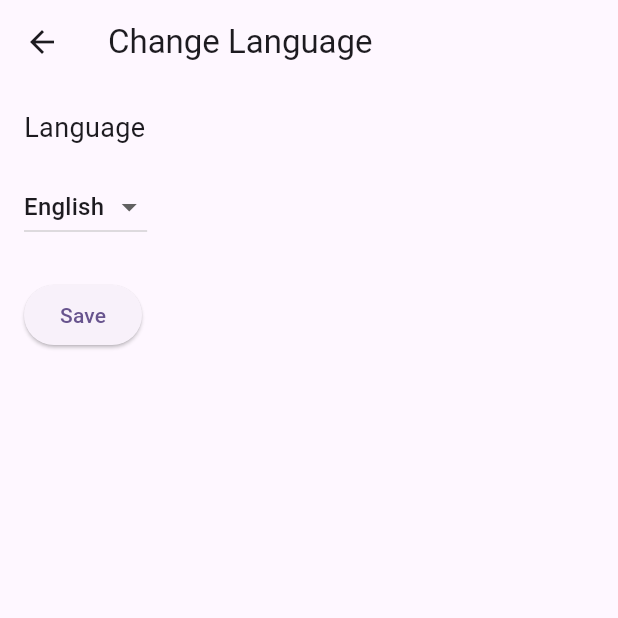
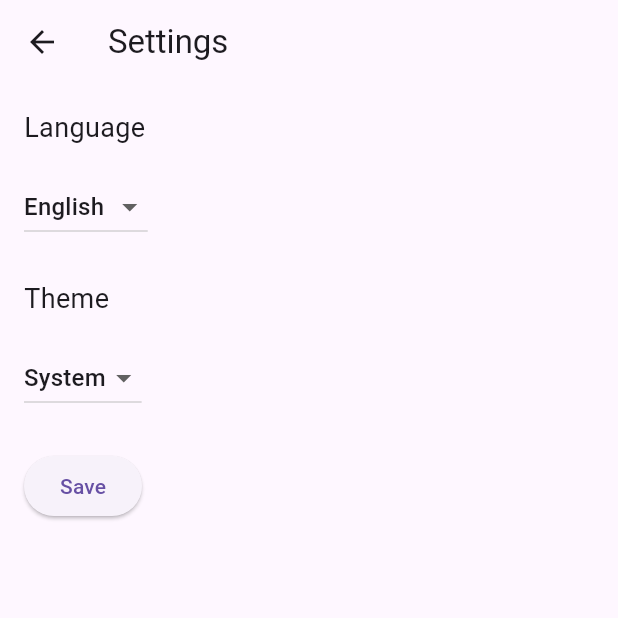
Before and after one commit to RSSerna/za_warudo, a Flutter app: the screen it shows after launch, after a tap on the "language" icon, on a phone screen of 412 x 824 dp, the top half of it. Run offline on Flutter 3.47's test engine with Material 3 defaults, Android fonts, the phone set to English and light mode, and no system bars; our stand-ins replace audioplayers, shared_preferences, vibration; missing offline and left inert: torch_light; generated files the repository leaves out were written again.

Commit message:
Added Themes to App

```diff
--- a/lib/l10n/app_en.arb
+++ b/lib/l10n/app_en.arb
@@ -31,5 +31,12 @@
     "changeLanguage": "Change Language",
     "save": "Save",
     "language": "Language",
+    "settings": "Settings",
+    "theme": "Theme",
+    "light": "Light",
+    "dark": "Dark",
+    "system": "System",
+    "english": "English",
+    "spanish": "Spanish",
     "timeRemaining": "Time Remaining"
 }
--- a/lib/l10n/app_es.arb
+++ b/lib/l10n/app_es.arb
@@ -31,5 +31,12 @@
     "changeLanguage": "Cambiar idioma",
     "save": "Guardar",
     "language": "Idioma",
+    "settings": "Ajustes",
+    "theme": "Tema",
+    "light": "Claro",
+    "dark": "Oscuro",
+    "system": "Sistema",
+    "english": "Inglés",
+    "spanish": "Español",
     "timeRemaining": "Tiempo restante"
 }
--- a/lib/language_settings_screen.dart
+++ /dev/null
@@ -1,69 +0,0 @@
-import 'package:flutter/material.dart';
-import 'package:flutter_gen/gen_l10n/app_localizations.dart';
-import 'package:provider/provider.dart';
-import 'package:za_warudo/settings_provider.dart';
-
-class LanguageSettingsScreen extends StatefulWidget {
-  const LanguageSettingsScreen({super.key});
-
-  @override
-  State<LanguageSettingsScreen> createState() => _LanguageSettingsScreenState();
-}
-
-class _LanguageSettingsScreenState extends State<LanguageSettingsScreen> {
-  Locale? _selectedLocale;
-
-  @override
-  void initState() {
-    super.initState();
-    final settings = Provider.of<SettingsProvider>(context, listen: false);
-    _selectedLocale = settings.locale ?? const Locale('en');
-  }
-
-  @override
-  Widget build(BuildContext context) {
-    final loc = AppLocalizations.of(context)!;
-    final settings = Provider.of<SettingsProvider>(context);
-    return Scaffold(
-      appBar: AppBar(title: Text(loc.changeLanguage)),
-      body: Padding(
-        padding: const EdgeInsets.all(16.0),
-        child: Column(
-          crossAxisAlignment: CrossAxisAlignment.start,
-          children: [
-            Text(loc.language, style: const TextStyle(fontSize: 18)),
-            const SizedBox(height: 16),
-            DropdownButton<Locale>(
-              value: _selectedLocale,
-              items: const [
-                DropdownMenuItem(
-                  value: Locale('en'),
-                  child: Text('English'),
-                ),
-                DropdownMenuItem(
-                  value: Locale('es'),
-                  child: Text('Español'),
-                ),
-              ],
-              onChanged: (locale) {
-                setState(() {
-                  _selectedLocale = locale;
-                });
-              },
-            ),
-            const SizedBox(height: 24),
-            ElevatedButton(
-              onPressed: () async {
-                if (_selectedLocale != null) {
-                  await settings.setLocale(_selectedLocale!);
-                  if (mounted) Navigator.pop(context);
-                }
-              },
-              child: Text(loc.save),
-            ),
-          ],
-        ),
-      ),
-    );
-  }
-}
--- a/lib/main.dart
+++ b/lib/main.dart
@@ -4,19 +4,22 @@ import 'package:flutter_localizations/flutter_localizations.dart';
 import 'package:provider/provider.dart';
 import 'package:za_warudo/alarm_page.dart';
 import 'package:za_warudo/alarm_provider.dart';
-import 'package:za_warudo/language_settings_screen.dart';
 import 'package:za_warudo/settings_provider.dart';
+import 'package:za_warudo/settings_screen.dart';
+import 'package:za_warudo/theme_provider.dart';
 import 'package:za_warudo/timer_page.dart';
 import 'package:za_warudo/timer_provider.dart';
 
 void main() {
   runApp(
-    ChangeNotifierProvider(
-      create: (_) => SettingsProvider(),
+    MultiProvider(
+      providers: [
+        ChangeNotifierProvider(create: (_) => SettingsProvider()),
+        ChangeNotifierProvider(create: (_) => ThemeProvider()),
+      ],
       child: const MyApp(),
     ),
   );
-// ...existing code...
 }
 
 class MyApp extends StatelessWidget {
@@ -25,12 +28,12 @@ class MyApp extends StatelessWidget {
   @override
   Widget build(BuildContext context) {
     final settings = Provider.of<SettingsProvider>(context);
+    final themeProvider = Provider.of<ThemeProvider>(context);
     return MaterialApp(
       title: 'Timer & Alarm App',
-      theme: ThemeData(
-        colorScheme: ColorScheme.fromSeed(seedColor: Colors.deepPurple),
-        useMaterial3: true,
-      ),
+      theme: ThemeData.light(),
+      darkTheme: ThemeData.dark(),
+      themeMode: themeProvider.themeMode,
       locale: settings.locale,
       localizationsDelegates: [
         AppLocalizations.delegate,
@@ -63,7 +66,7 @@ class HomePage extends StatelessWidget {
               Navigator.push(
                 context,
                 MaterialPageRoute(
-                  builder: (context) => const LanguageSettingsScreen(),
+                  builder: (context) => const SettingsScreen(),
                 ),
               );
             },
@@ -108,5 +111,3 @@ class HomePage extends StatelessWidget {
     );
   }
 }
-
-// LanguageSettingsScreen moved to its own file.
--- /dev/null
+++ b/lib/settings_screen.dart
@@ -0,0 +1,102 @@
+import 'package:flutter/material.dart';
+import 'package:flutter_gen/gen_l10n/app_localizations.dart';
+import 'package:provider/provider.dart';
+import 'package:za_warudo/settings_provider.dart';
+import 'package:za_warudo/theme_provider.dart';
+
+class SettingsScreen extends StatefulWidget {
+  const SettingsScreen({super.key});
+
+  @override
+  State<SettingsScreen> createState() => _SettingsScreenState();
+}
+
+class _SettingsScreenState extends State<SettingsScreen> {
+  Locale? _selectedLocale;
+  ThemeMode? _selectedTheme;
+
+  @override
+  void initState() {
+    super.initState();
+    final settings = Provider.of<SettingsProvider>(context, listen: false);
+    final themeProvider = Provider.of<ThemeProvider>(context, listen: false);
+    _selectedLocale = settings.locale ?? const Locale('en');
+    _selectedTheme = themeProvider.themeMode;
+  }
+
+  @override
+  Widget build(BuildContext context) {
+    final loc = AppLocalizations.of(context)!;
+    final settings = Provider.of<SettingsProvider>(context);
+    final themeProvider = Provider.of<ThemeProvider>(context);
+    return Scaffold(
+      appBar: AppBar(title: Text(loc.settings)),
+      body: Padding(
+        padding: const EdgeInsets.all(16.0),
+        child: Column(
+          crossAxisAlignment: CrossAxisAlignment.start,
+          children: [
+            Text(loc.language, style: const TextStyle(fontSize: 18)),
+            const SizedBox(height: 16),
+            DropdownButton<Locale>(
+              value: _selectedLocale,
+              items: [
+                DropdownMenuItem(
+                  value: const Locale('en'),
+                  child: Text(loc.english),
+                ),
+                DropdownMenuItem(
+                  value: const Locale('es'),
+                  child: Text(loc.spanish),
+                ),
+              ],
+              onChanged: (locale) {
+                setState(() {
+                  _selectedLocale = locale;
+                });
+              },
+            ),
+            const SizedBox(height: 24),
+            Text(loc.theme, style: const TextStyle(fontSize: 18)),
+            const SizedBox(height: 16),
+            DropdownButton<ThemeMode>(
+              value: _selectedTheme,
+              items: [
+                DropdownMenuItem(
+                  value: ThemeMode.light,
+                  child: Text(loc.light),
+                ),
+                DropdownMenuItem(
+                  value: ThemeMode.dark,
+                  child: Text(loc.dark),
+                ),
+                DropdownMenuItem(
+                  value: ThemeMode.system,
+                  child: Text(loc.system),
+                ),
+              ],
+              onChanged: (theme) {
+                setState(() {
+                  _selectedTheme = theme;
+                });
+              },
+            ),
+            const SizedBox(height: 24),
+            ElevatedButton(
+              onPressed: () async {
+                if (_selectedLocale != null) {
+                  await settings.setLocale(_selectedLocale!);
+                }
+                if (_selectedTheme != null) {
+                  await themeProvider.setTheme(_selectedTheme!);
+                }
+                if (mounted) Navigator.pop(context);
+              },
+              child: Text(loc.save),
+            ),
+          ],
+        ),
+      ),
+    );
+  }
+}
--- /dev/null
+++ b/lib/theme_provider.dart
@@ -0,0 +1,28 @@
+import 'package:flutter/material.dart';
+import 'package:shared_preferences/shared_preferences.dart';
+
+class ThemeProvider extends ChangeNotifier {
+  ThemeMode _themeMode = ThemeMode.system;
+  ThemeMode get themeMode => _themeMode;
+
+  ThemeProvider() {
+    _loadTheme();
+  }
+
+  Future<void> setTheme(ThemeMode mode) async {
+    _themeMode = mode;
+    notifyListeners();
+    final prefs = await SharedPreferences.getInstance();
+    await prefs.setString('themeMode', mode.name);
+  }
+
+  Future<void> _loadTheme() async {
+    final prefs = await SharedPreferences.getInstance();
+    final mode = prefs.getString('themeMode');
+    if (mode != null) {
+      _themeMode = ThemeMode.values
+          .firstWhere((e) => e.name == mode, orElse: () => ThemeMode.system);
+      notifyListeners();
+    }
+  }
+}
```
